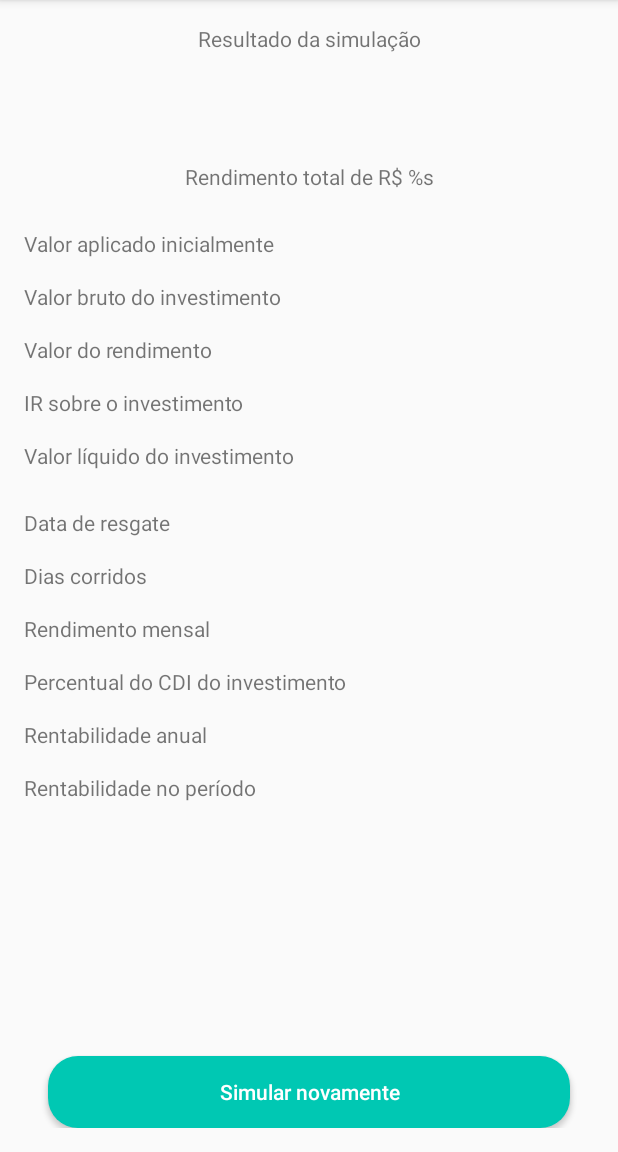
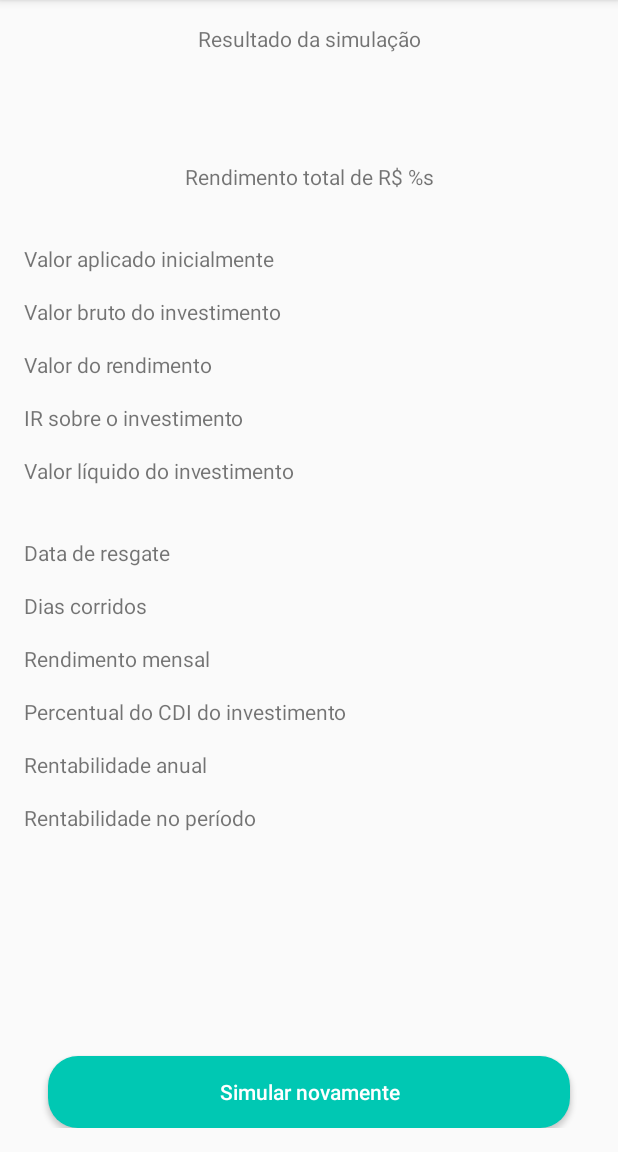
Before and after one commit to feliperce/InvestmentSimulator, an Android app: the fragment SimulationResultFragment shown on its own in the app's theme, on a phone screen of 412 x 824 dp, the part 84-1236 px from its top. Run offline under Robolectric (Android 15) with nearby library versions, the phone set to English and light mode, and no system bars.

Commit message:
dimen fix

```diff
--- a/app/src/main/res/values/dimens.xml
+++ b/app/src/main/res/values/dimens.xml
@@ -2,7 +2,7 @@
 <resources>
 
     <dimen name="default_margin">16dp</dimen>
-    <dimen name="header_margin">25dp</dimen>
+    <dimen name="header_margin">35dp</dimen>
 
     <dimen name="text_small">14sp</dimen>
     <dimen name="text_medium">16sp</dimen>
```
